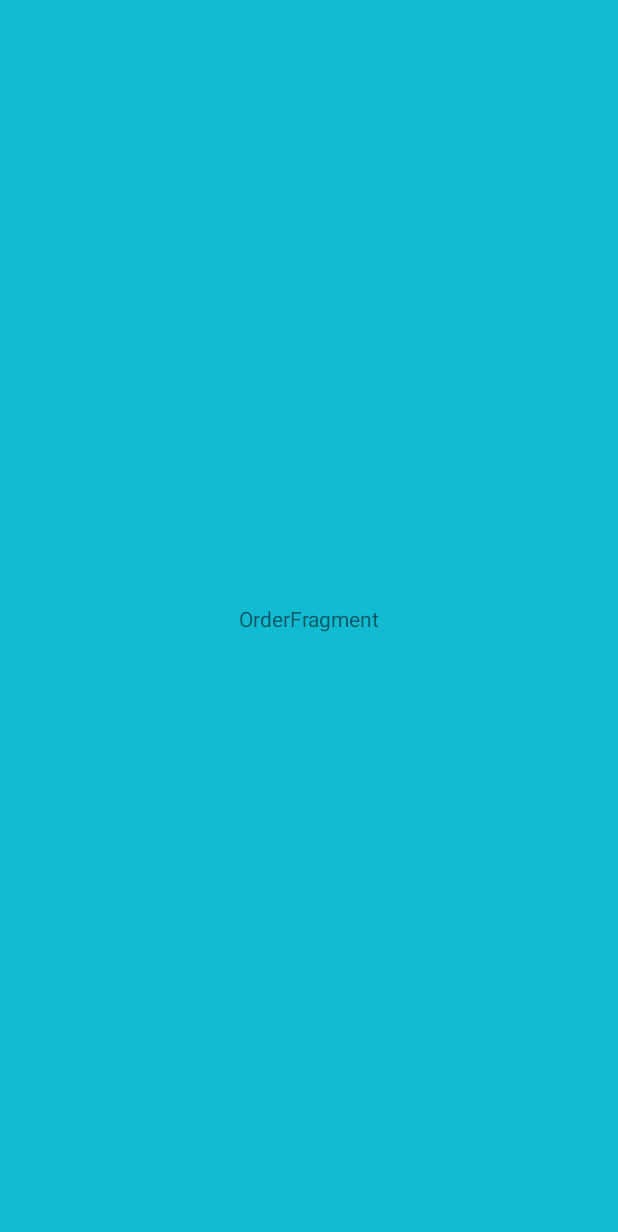
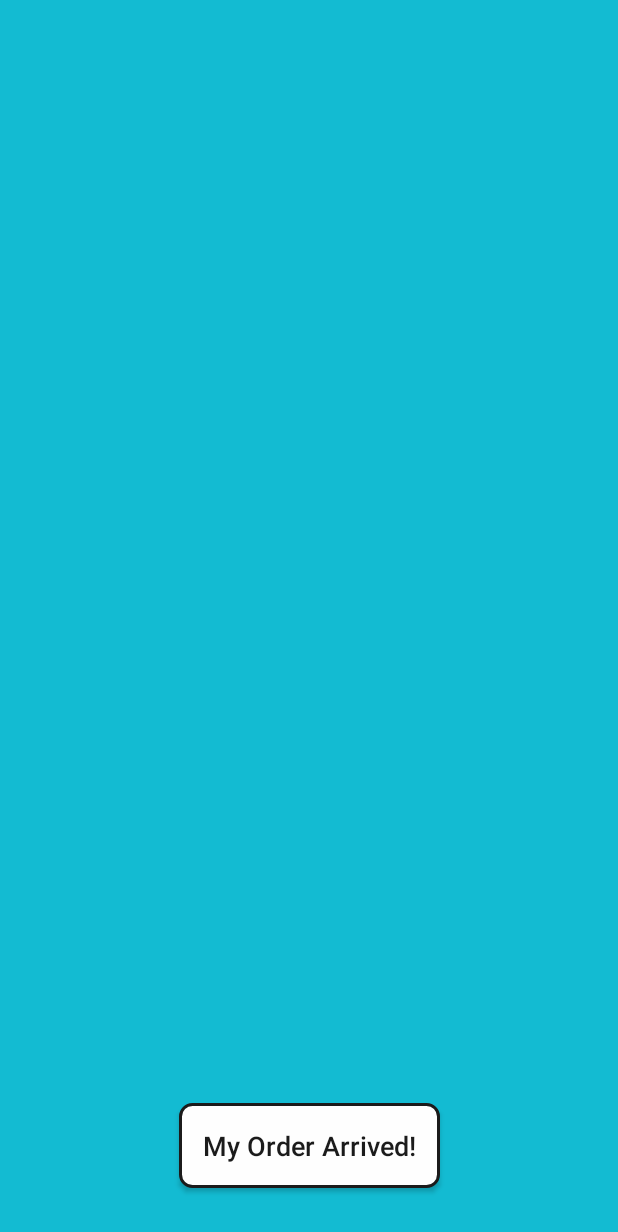
Before and after one commit to sub-standard/wAIter, an Android app: the screen it shows after launch (MainActivity), on a phone screen of 412 x 824 dp. Before the commit the part shown is almost empty. Shown: the top 1232 px of the screen. Run offline under Robolectric (Android 15) with nearby library versions, the phone set to English and light mode, and no system bars.

Commit message:
Add delivery fragment layout

```diff
--- /dev/null
+++ b/app/app/src/main/res/drawable/button.xml
@@ -0,0 +1,17 @@
+<?xml version="1.0" encoding="UTF-8"?>
+<shape xmlns:android="http://schemas.android.com/apk/res/android">
+    <stroke
+        android:width="2dp"
+        android:color="#1b1b1b" />
+
+    <corners android:radius="8dp" />
+
+    <padding
+        android:bottom="16dp"
+        android:left="16dp"
+        android:right="16dp"
+        android:top="16dp" />
+
+    <solid android:color="#FEFEFE" />
+
+</shape>
--- a/app/app/src/main/res/layout/delivery_fragment.xml
+++ b/app/app/src/main/res/layout/delivery_fragment.xml
@@ -1,6 +1,5 @@
 <?xml version="1.0" encoding="utf-8"?>
-<androidx.constraintlayout.widget.ConstraintLayout
-    xmlns:android="http://schemas.android.com/apk/res/android"
+<androidx.constraintlayout.widget.ConstraintLayout xmlns:android="http://schemas.android.com/apk/res/android"
     xmlns:app="http://schemas.android.com/apk/res-auto"
     xmlns:tools="http://schemas.android.com/tools"
     android:id="@+id/main"
@@ -8,14 +7,14 @@
     android:layout_height="match_parent"
     tools:context=".ui.main.OrderFragment">
 
-    <TextView
-        android:id="@+id/message"
+    <Button
+        style="@style/Button"
         android:layout_width="wrap_content"
         android:layout_height="wrap_content"
-        android:text="DeliveryFragment"
+        android:layout_marginBottom="32dp"
+        android:text="@string/delivery_button_text"
         app:layout_constraintBottom_toBottomOf="parent"
         app:layout_constraintEnd_toEndOf="parent"
-        app:layout_constraintStart_toStartOf="parent"
-        app:layout_constraintTop_toTopOf="parent"/>
+        app:layout_constraintStart_toStartOf="parent" />
 
 </androidx.constraintlayout.widget.ConstraintLayout>
--- a/app/app/src/main/res/layout/main_activity.xml
+++ b/app/app/src/main/res/layout/main_activity.xml
@@ -5,6 +5,7 @@
     android:id="@+id/container"
     android:layout_width="match_parent"
     android:layout_height="match_parent"
+    android:fitsSystemWindows="true"
     tools:context=".MainActivity">
 
     <fragment
--- a/app/app/src/main/res/navigation/main_graph.xml
+++ b/app/app/src/main/res/navigation/main_graph.xml
@@ -3,11 +3,17 @@
     xmlns:app="http://schemas.android.com/apk/res-auto"
     xmlns:tools="http://schemas.android.com/tools"
     android:id="@+id/main_graph"
-    app:startDestination="@id/order_fragment">
+    app:startDestination="@id/delivery_fragment">
 
     <fragment
         android:id="@+id/order_fragment"
         android:name="com.substandard.waiter.ui.main.OrderFragment"
-        android:label="main_fragment"
+        android:label="Order"
         tools:layout="@layout/order_fragment" />
+
+    <fragment
+        android:id="@+id/delivery_fragment"
+        android:name="com.substandard.waiter.ui.main.DeliveryFragment"
+        android:label="Delivery"
+        tools:layout="@layout/delivery_fragment" />
 </navigation>
--- a/app/app/src/main/res/values/colors.xml
+++ b/app/app/src/main/res/values/colors.xml
@@ -1,6 +1,5 @@
 <?xml version="1.0" encoding="utf-8"?>
 <resources>
     <color name="colorPrimary">#13BBD2</color>
-    <color name="colorPrimaryDark">#12A7BB</color>
-    <color name="colorAccent">#FF814F</color>
+    <color name="black">#1b1b1b</color>
 </resources>
--- a/app/app/src/main/res/values/strings.xml
+++ b/app/app/src/main/res/values/strings.xml
@@ -1,3 +1,5 @@
 <resources>
     <string name="app_name">wAIter</string>
+
+    <string name="delivery_button_text">My Order Arrived!</string>
 </resources>
--- a/app/app/src/main/res/values/styles.xml
+++ b/app/app/src/main/res/values/styles.xml
@@ -5,4 +5,10 @@
         <item name="android:background">@color/colorPrimary</item>
     </style>
 
+    <style name="Button">
+        <item name="android:background">@drawable/button</item>
+        <item name="android:textAllCaps">false</item>
+        <item name="android:textColor">@color/black</item>
+        <item name="android:textSize">18sp</item>
+    </style>
 </resources>
```
